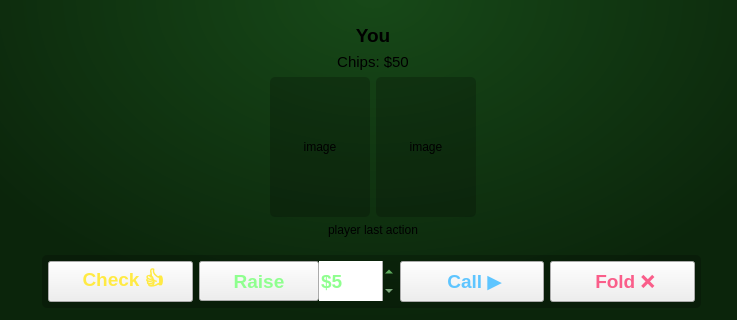
First picture: the form in PokerTeacher/view.ui, repository SinahiLeon/CS3505-Texas-Hold-em-Poker-Teacher, before the edit; both pictures show x 102 to 839 and y 330 to 650 of the 950 by 650 pixel window.
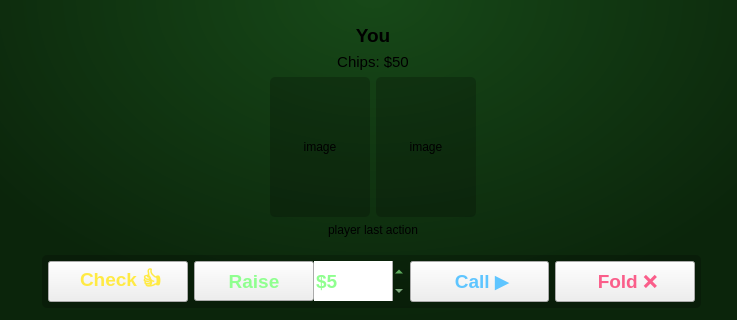
Second picture: the form after the edit.

Commit message: Fixed UI not showing full raise number

```diff
--- a/PokerTeacher/view.ui
+++ b/PokerTeacher/view.ui
@@ -1618,7 +1618,7 @@
               <widget class="QSpinBox" name="betAmount">
                <property name="minimumSize">
                 <size>
-                 <width>75</width>
+                 <width>90</width>
                  <height>40</height>
                 </size>
                </property>
```
